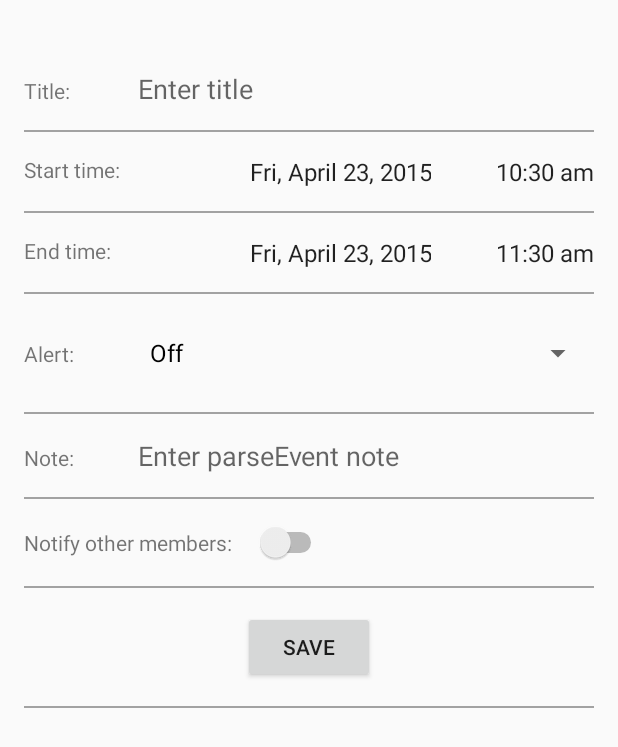
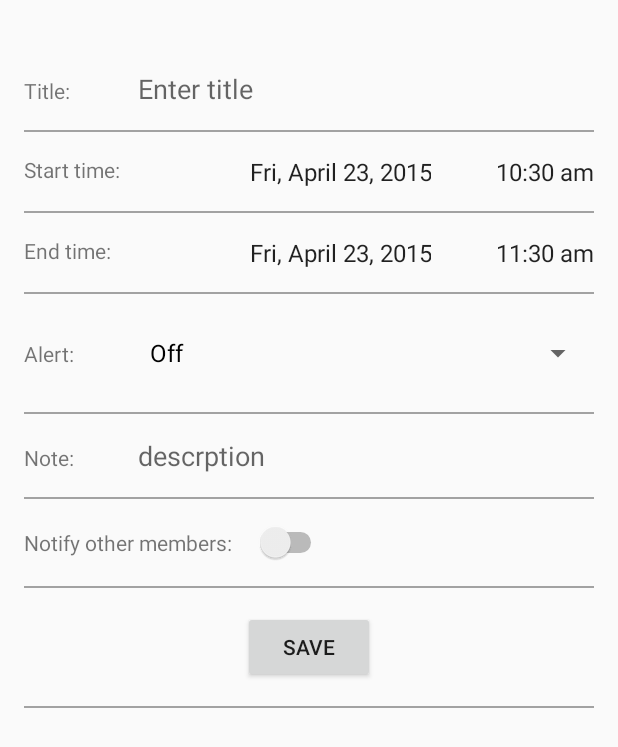
Before and after one commit to xia0guang/Keep_It_Together, an Android app: the MainActivity screen opened directly, with no data from a screen before it, after a tap on "Add Event", on a phone screen of 412 x 824 dp. Shown: the top 747 px of the screen. Run offline under Robolectric (Android 15) with nearby library versions, the light colour scheme and no system bars; libraries missing offline, so code that uses them is left out: com.google.api.client, com.google.api.services, com.prolificinteractive.materialcalendarview; 12 statements that could not run were skipped.

Commit message:
few changes

```diff
--- a/app/src/main/java/com/xg/keepittogether/EventAdapter.java
+++ b/app/src/main/java/com/xg/keepittogether/EventAdapter.java
@@ -117,8 +117,10 @@ public class EventAdapter extends RecyclerView.Adapter<EventAdapter.ViewHolder>
 //            Log.d("title: ", parseEvent.getTitle());
 //            Log.d("member name: ", parseEvent.getMemberName());
 
-            Log.d("memberName", userPref.getString("memberName", "noValue"));
-            if (parseEvent.getMemberName().equals(userPref.getString("memberName", "noValue"))) {
+            Log.d("memberName", userPref.getString("memberName", null));
+            String member = parseEvent.getMemberName();
+
+            if (parseEvent.getMemberName().equals(userPref.getString("memberName", null))) {
 
 
                 holder.elementHolderList.get(i).elementView.setOnClickListener(new View.OnClickListener() {
--- a/app/src/main/java/com/xg/keepittogether/MainActivity.java
+++ b/app/src/main/java/com/xg/keepittogether/MainActivity.java
@@ -77,7 +77,6 @@ public class MainActivity extends ActionBarActivity {
     static final int REQUEST_GOOGLE_PLAY_SERVICES = 1002;
 
 
-    private GoogleAccountCredential credential;
     private com.google.api.services.calendar.Calendar mService;
     private static final String[] SCOPES = {CalendarScopes.CALENDAR_READONLY};
     final HttpTransport transport = AndroidHttp.newCompatibleTransport();
@@ -88,7 +87,6 @@ public class MainActivity extends ActionBarActivity {
 
     /**
      * TODO 1. change notification
-            2. RecyclerView mess up;
             3. setScrollToPosition
      *
      */
@@ -149,7 +147,7 @@ public class MainActivity extends ActionBarActivity {
             npe.printStackTrace();
         }
 
-        credential = GoogleAccountCredential.usingOAuth2(
+        GoogleAccountCredential credential = GoogleAccountCredential.usingOAuth2(
                 getApplicationContext(), Arrays.asList(SCOPES))
                 .setBackOff(new ExponentialBackOff())
                 .setSelectedAccountName(userPref.getString(PREF_ACCOUNT_NAME, null));
@@ -162,13 +160,13 @@ public class MainActivity extends ActionBarActivity {
 
 
         //implement calendar view date changed listener
-        calendarView.setOnDateChangedListener(new OnDateChangedListener() {
+        /*calendarView.setOnDateChangedListener(new OnDateChangedListener() {
             @Override
             public void onDateChanged(MaterialCalendarView materialCalendarView, CalendarDay calendarDay) {
                 int position = ((MyApplication)getApplication()).getPosition(calendarDay.getCalendar());
                 mRecyclerView.smoothScrollToPosition(position);
             }
-        });
+        });*/
 
         //implement date change based on recycler view scrolling
         mRecyclerView.setOnScrollListener(new RecyclerView.OnScrollListener() {
@@ -188,10 +186,20 @@ public class MainActivity extends ActionBarActivity {
             }
         });
 
-        syncCalendarEvent();
+
 
         storeColorPref();
     }
+
+    @Override
+    protected void onResume() {
+        super.onResume();
+
+        syncCalendarEvent();
+        mAdapter.notifyDataSetChanged();
+        Toast.makeText(this, "I am changing", Toast.LENGTH_SHORT).show();
+    }
+
 
     public void syncCalendarEvent() {
         final int listSize = googlePref.getInt("listSize", 0);
@@ -200,23 +208,20 @@ public class MainActivity extends ActionBarActivity {
                 new AsyncTask<Void, Void, Void>() {
                     @Override
                     protected Void doInBackground(Void... params) {
+                        for (int i=0; i<listSize; i++) {
                             try {
-
-                            for (int i=0; i<listSize; i++) {
                                 String calendarName = googlePref.getString("calendar_" + i, null);
                                 syncGoogleCalendar(calendarName);
-                            }
                             } catch (final GooglePlayServicesAvailabilityIOException availabilityException) {
                                 MainActivity.this.showGooglePlayServicesAvailabilityErrorDialog(
                                         availabilityException.getConnectionStatusCode());
-
                             } catch (UserRecoverableAuthIOException userRecoverableException) {
                                 MainActivity.this.startActivityForResult(
                                         userRecoverableException.getIntent(),
                                         SettingActivity.REQUEST_AUTHORIZATION);
-
                             } catch (IOException e) {
                                 Log.d("The following error occurred: ",e.getMessage());
+                            }
                         }
                         return null;
                     }
@@ -231,7 +236,6 @@ public class MainActivity extends ActionBarActivity {
             }
         }
     }
-
 
     private void syncGoogleCalendar(String calendarName) throws IOException{
         if(calendarName == null) return;
@@ -275,7 +279,14 @@ public class MainActivity extends ActionBarActivity {
                 System.out.println("No new events to sync.");
             } else {
                 for (Event event : items) {
+                    if("cancelled".equals(event.getStatus())) {
+
+
+                    }else {
                         final ParseEvent parseEvent = new ParseEvent();
+                        System.out.println(event.getId());
+
+                        parseEvent.setObjectId(event.getId());
                         parseEvent.setTitle(event.getSummary());
                         parseEvent.setNote(event.getDescription());
                         java.util.Calendar cal = java.util.Calendar.getInstance();
@@ -294,6 +305,7 @@ public class MainActivity extends ActionBarActivity {
                                 parseEvent.saveEventually();
                             }
                         });
+                    }
                 }
             }
 
@@ -322,13 +334,13 @@ public class MainActivity extends ActionBarActivity {
                     for (int i = 1; i < list.size(); i++) {
                         ParseEvent curObj = list.get(i);
                         eventMap.put(curObj.getObjectId(), curObj);
-                        List<ParseEvent> l = eventList.get(eventList.size()-1);
-                        ParseEvent preObj = l.get(l.size()-1);
+                        List<ParseEvent> l = eventList.get(eventList.size() - 1);
+                        ParseEvent preObj = l.get(l.size() - 1);
 
                         java.util.Calendar preDate = preObj.getStartCal();
                         java.util.Calendar curDate = curObj.getStartCal();
 
-                        if(preDate.get(java.util.Calendar.DAY_OF_MONTH) == curDate.get(java.util.Calendar.DAY_OF_MONTH)) {
+                        if (preDate.get(java.util.Calendar.DAY_OF_MONTH) == curDate.get(java.util.Calendar.DAY_OF_MONTH)) {
                             l.add(curObj);
                         } else {
                             eventList.add(new ArrayList<ParseEvent>(Arrays.asList(curObj)));
@@ -336,16 +348,16 @@ public class MainActivity extends ActionBarActivity {
                     }
 
                     //create mAdapter positionMap and reversePositionMap
-                    for (int i = 0; i <eventList.size(); i++) {
+                    for (int i = 0; i < eventList.size(); i++) {
                         java.util.Calendar cal = eventList.get(i).get(0).getStartCal();
-                        long day = (cal.get(java.util.Calendar.YEAR) - 1970)*366 + cal.get(java.util.Calendar.MONTH) * 31 + cal.get(java.util.Calendar.DAY_OF_MONTH);
+                        long day = (cal.get(java.util.Calendar.YEAR) - 1970) * 366 + cal.get(java.util.Calendar.MONTH) * 31 + cal.get(java.util.Calendar.DAY_OF_MONTH);
                         positionMap.put(day, i);
                         reversePositionMap.put(i, cal);
                     }
 
                     mAdapter.notifyDataSetChanged();
 
-                    try{
+                    try {
 
                     } catch (ClassCastException cce) {
                         cce.printStackTrace();
@@ -357,12 +369,13 @@ public class MainActivity extends ActionBarActivity {
         });
     }
 
+
     private void storeColorPref() {
         ParseQuery<ParseObject> queryMember = ParseQuery.getQuery("Members");
         queryMember.findInBackground(new FindCallback<ParseObject>() {
             @Override
             public void done(List<ParseObject> list, ParseException e) {
-                if(e == null && list.size() > 0) {
+                if (e == null && list.size() > 0) {
                     SharedPreferences.Editor edit = userPref.edit();
                     for (ParseObject member : list) {
                         edit.putInt("color." + member.getString("memberName"), member.getInt("color"));
@@ -373,15 +386,6 @@ public class MainActivity extends ActionBarActivity {
                 }
             }
         });
-    }
-
-
-    @Override
-    protected void onResume() {
-        super.onResume();
-
-        mAdapter.notifyDataSetChanged();
-        Toast.makeText(this, "I am changing", Toast.LENGTH_SHORT).show();
     }
 
     @Override
--- a/app/src/main/java/com/xg/keepittogether/ParseEvent.java
+++ b/app/src/main/java/com/xg/keepittogether/ParseEvent.java
@@ -49,7 +49,7 @@ public class ParseEvent extends ParseObject{
     }
 
     public void setMemberName(String name) {
-        put("mamberName", name);
+        put("memberName", name);
     }
 
     public String getNote(){
--- a/app/src/main/res/menu/menu_main.xml
+++ b/app/src/main/res/menu/menu_main.xml
@@ -4,20 +4,16 @@
       tools:context=".MainActivity">
     <item android:id="@+id/action_add_new_event"
         android:title="@string/action_add_new_event"
-        android:icon="@drawable/menu_add_event"
+        android:icon="@drawable/add_new_event_icon"
         android:orderInCategory="100"
         app:showAsAction="ifRoom"/>
     <item android:id="@+id/action_settings"
           android:title="@string/action_settings"
-          android:icon="@drawable/menu_setting"
+          android:icon="@drawable/setting_icon"
           android:orderInCategory="100"
           app:showAsAction="ifRoom"/>
     <item android:id="@+id/action_help_and_about"
         android:title="@string/action_help_and_about"
         android:orderInCategory="100"
         app:showAsAction="never"/>
-    <item android:id="@+id/action_today"
-        android:title="today"
-        android:orderInCategory="100"
-        app:showAsAction="ifRoom"/>
 </menu>
--- a/app/src/main/res/values/strings.xml
+++ b/app/src/main/res/values/strings.xml
@@ -50,7 +50,7 @@
     <string name="event_end_time_TV">End time:</string>
     <string name="event_notification_TV">Alert:</string>
     <string name="event_note_TV">Note:</string>
-    <string name="event_note_hint">Enter parseEvent note</string>
+    <string name="event_note_hint">descrption</string>
     <string name="title_activity_edit_event">EditEventActivity</string>
     <string name="delete_event_BT">Delete</string>
     <string name="event_notify_others_option">Notify other members:</string>
```
Lines whose indentation alone changed are shown as unchanged.
